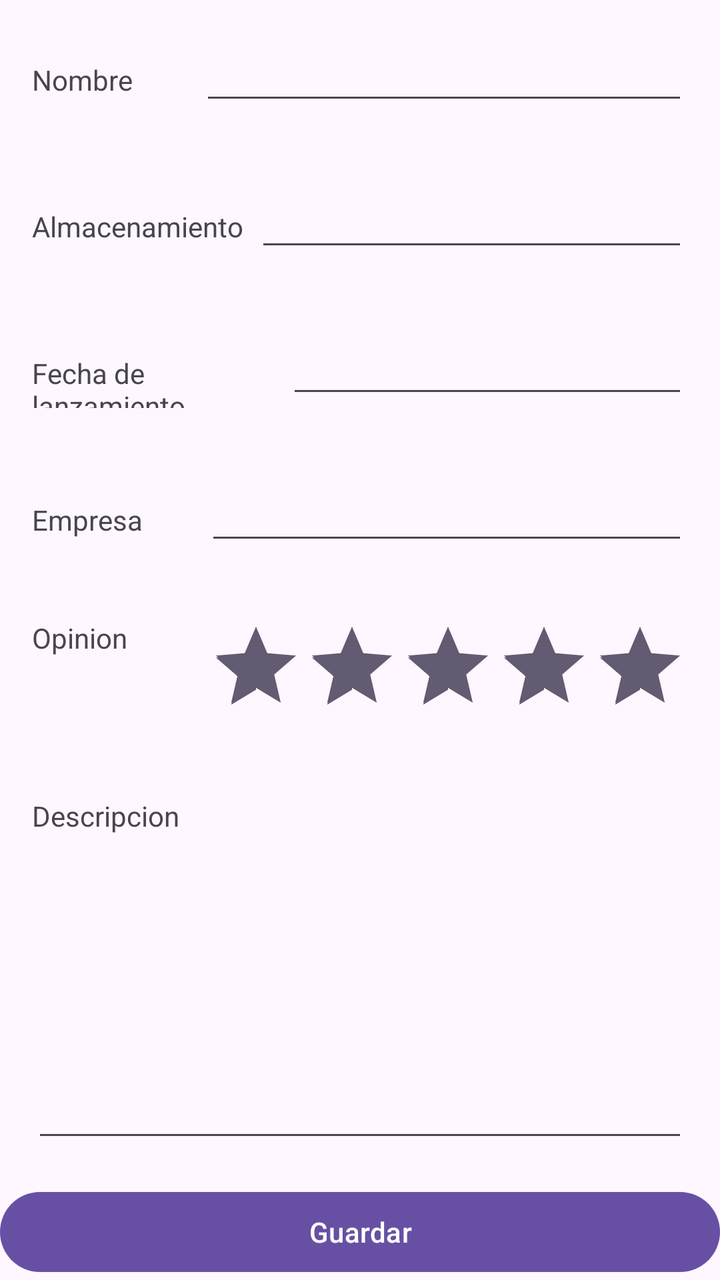
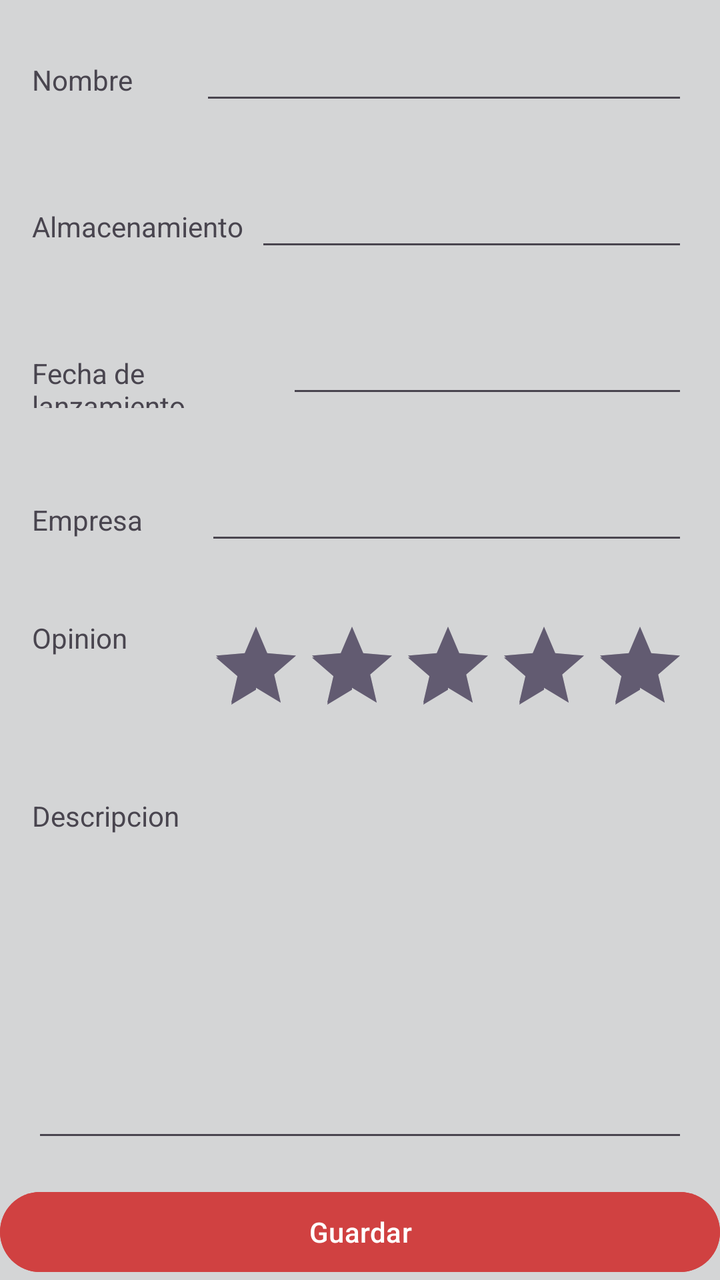

Compare the two renders of this Android layout. The source of the first and the diff that turns it into the second are given below.
<!-- AndroidManifest.xml: application theme Theme.ListaConsolas -->
<!-- res/layout/activity_editar.xml -->
<?xml version="1.0" encoding="utf-8"?>
<LinearLayout xmlns:android="http://schemas.android.com/apk/res/android"
    xmlns:app="http://schemas.android.com/apk/res-auto"
    xmlns:tools="http://schemas.android.com/tools"
    android:id="@+id/main"
    android:layout_width="match_parent"
    android:layout_height="match_parent"
    android:orientation="vertical"
    tools:context=".EditarActivity">

    <LinearLayout
        android:layout_width="match_parent"
        android:layout_height="wrap_content"
        android:layout_margin="16dp"
        android:orientation="horizontal">

        <TextView
            android:id="@+id/textView3"
            android:layout_width="wrap_content"
            android:layout_height="wrap_content"
            android:layout_weight="1"
            android:text="Nombre" />

        <EditText
            android:id="@+id/editNombre"
            android:layout_width="wrap_content"
            android:layout_height="wrap_content"
            android:layout_weight="1"
            android:ems="10"
            android:inputType="text" />

    </LinearLayout>

    <LinearLayout
        android:layout_width="match_parent"
        android:layout_height="wrap_content"
        android:layout_margin="16dp"
        android:orientation="horizontal">

        <TextView
            android:id="@+id/textView7"
            android:layout_width="wrap_content"
            android:layout_height="wrap_content"
            android:layout_weight="1"
            android:text="Almacenamiento" />

        <EditText
            android:id="@+id/editAlmacenamiento"
            android:layout_width="wrap_content"
            android:layout_height="wrap_content"
            android:layout_weight="1"
            android:ems="10"
            android:inputType="text" />
    </LinearLayout>

    <LinearLayout
        android:layout_width="match_parent"
        android:layout_height="wrap_content"
        android:layout_margin="16dp"
        android:orientation="horizontal">

        <TextView
            android:id="@+id/textView11"
            android:layout_width="wrap_content"
            android:layout_height="wrap_content"
            android:layout_weight="1"
            android:text="Fecha de lanzamiento" />

        <EditText
            android:id="@+id/editFechaLanzamiento"
            android:layout_width="wrap_content"
            android:layout_height="wrap_content"
            android:layout_weight="1"
            android:ems="10"
            android:inputType="text" />
    </LinearLayout>

    <LinearLayout
        android:layout_width="match_parent"
        android:layout_height="wrap_content"
        android:layout_margin="16dp"
        android:orientation="horizontal">

        <TextView
            android:id="@+id/textView12"
            android:layout_width="wrap_content"
            android:layout_height="wrap_content"
            android:layout_weight="1"
            android:text="Empresa" />

        <EditText
            android:id="@+id/editEmpresa"
            android:layout_width="wrap_content"
            android:layout_height="wrap_content"
            android:layout_weight="1"
            android:ems="10"
            android:inputType="text" />
    </LinearLayout>

    <LinearLayout
        android:layout_width="match_parent"
        android:layout_height="wrap_content"
        android:layout_margin="16dp"
        android:orientation="horizontal">

        <TextView
            android:id="@+id/textView9"
            android:layout_width="wrap_content"
            android:layout_height="wrap_content"
            android:layout_weight="1"
            android:text="Opinion" />

        <RatingBar
            android:id="@+id/editOpinion"
            android:layout_width="wrap_content"
            android:layout_height="wrap_content"
            android:layout_weight="0"
            android:numStars="5"
            android:rating="5" />

    </LinearLayout>

    <TextView
        android:id="@+id/textView10"
        android:layout_width="match_parent"
        android:layout_height="wrap_content"
        android:layout_margin="16dp"
        android:text="Descripcion" />

    <EditText
        android:id="@+id/editDescripcion"
        android:layout_width="match_parent"
        android:layout_height="wrap_content"
        android:layout_margin="16dp"
        android:layout_weight="1"
        android:ems="10"
        android:inputType="text" />

    <Button
        android:id="@+id/bGuardar"
        android:layout_width="match_parent"
        android:layout_height="wrap_content"
        android:text="Guardar" />
</LinearLayout>
<!-- resources referenced by this layout -->
<resources>
  <style name="Theme.ListaConsolas" parent="Base.Theme.ListaVideojuegos" />
  <style name="Base.Theme.ListaVideojuegos" parent="Theme.Material3.DayNight.NoActionBar">
          
          
      </style>
</resources>

<!-- the commit's change to res/layout/activity_editar.xml (unified diff, before → after) -->
@@ -5,6 +5,7 @@
     android:id="@+id/main"
     android:layout_width="match_parent"
     android:layout_height="match_parent"
+    android:background="#D4D5D6"
     android:orientation="vertical"
     tools:context=".EditarActivity">
 
@@ -140,5 +141,6 @@
         android:id="@+id/bGuardar"
         android:layout_width="match_parent"
         android:layout_height="wrap_content"
+        android:backgroundTint="#D04141"
         android:text="Guardar" />
 </LinearLayout>
